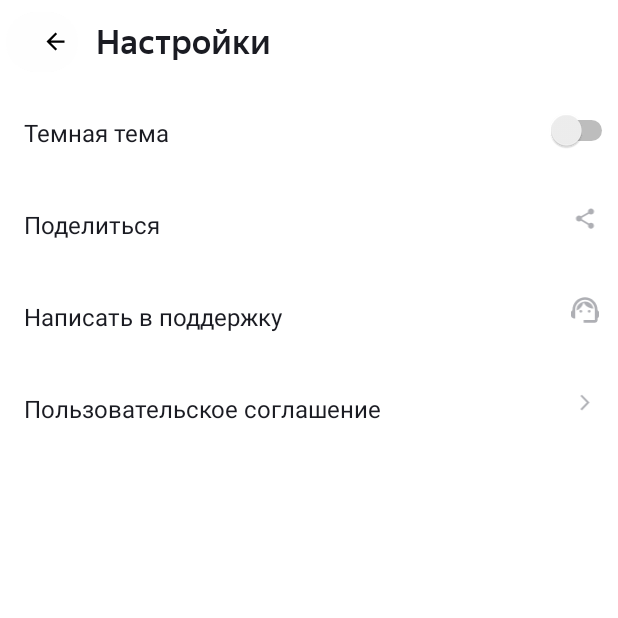
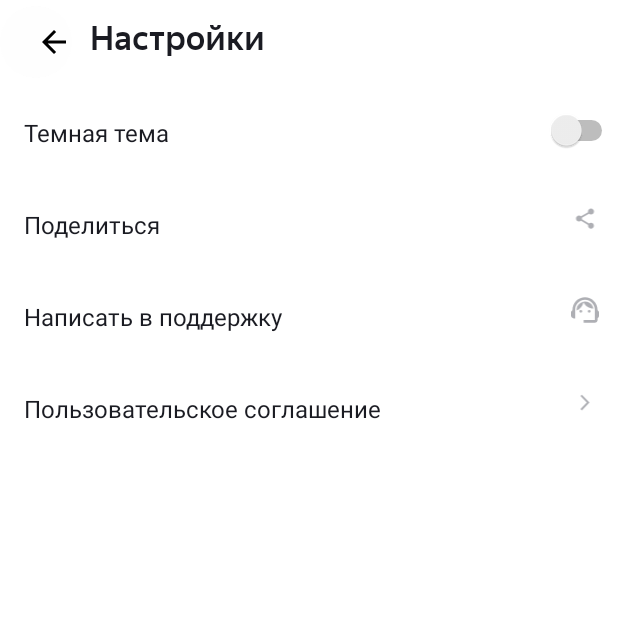
Before and after one commit to darkelf007/PlaylistMaker, an Android app: the SettingsActivity screen opened directly, with no data from a screen before it, on a phone screen of 412 x 824 dp, the top half of it. Run offline under Robolectric (Android 15) with nearby library versions, the phone set to English and light mode, and no system bars.

Commit message:
08.01.2024

```diff
--- a/app/src/main/res/layout/activity_main.xml
+++ b/app/src/main/res/layout/activity_main.xml
@@ -36,9 +36,9 @@
         android:id="@+id/button_search"
         android:layout_width="match_parent"
         android:layout_height="wrap_content"
-        android:layout_marginStart="@dimen/layout_margin_padding_16"
-        android:layout_marginTop="@dimen/layout_margin_padding_16"
-        android:layout_marginEnd="@dimen/layout_margin_padding_16"
+        android:layout_marginStart="@dimen/dp_16"
+        android:layout_marginTop="@dimen/dp_16"
+        android:layout_marginEnd="@dimen/dp_16"
         android:layout_weight="1"
         android:backgroundTint="@color/white"
         android:fontFamily="@font/yandexsanstextmedium"
@@ -46,7 +46,7 @@
         android:textAllCaps="false"
         android:textColor="@color/dark_blue"
         android:textSize="@dimen/medium_text_size"
-        app:cornerRadius="@dimen/layout_margin_padding_16"
+        app:cornerRadius="@dimen/dp_16"
         app:icon="@drawable/search"
         app:iconGravity="textStart"
         app:iconTint="@color/dark_blue" />
@@ -55,9 +55,9 @@
         android:id="@+id/button_media"
         android:layout_width="match_parent"
         android:layout_height="wrap_content"
-        android:layout_marginStart="@dimen/layout_margin_padding_16"
-        android:layout_marginTop="@dimen/layout_margin_padding_16"
-        android:layout_marginEnd="@dimen/layout_margin_padding_16"
+        android:layout_marginStart="@dimen/dp_16"
+        android:layout_marginTop="@dimen/dp_16"
+        android:layout_marginEnd="@dimen/dp_16"
         android:layout_weight="1"
         android:backgroundTint="@color/white"
         android:fontFamily="@font/yandexsanstextmedium"
@@ -66,7 +66,7 @@
         android:textColor="@color/dark_blue"
         android:textSize="@dimen/medium_text_size"
         android:textStyle="normal"
-        app:cornerRadius="@dimen/layout_margin_padding_16"
+        app:cornerRadius="@dimen/dp_16"
         app:icon="@drawable/media"
         app:iconGravity="textStart"
         app:iconTint="@color/dark_blue" />
@@ -75,9 +75,9 @@
         android:id="@+id/button_settings"
         android:layout_width="match_parent"
         android:layout_height="wrap_content"
-        android:layout_marginStart="@dimen/layout_margin_padding_16"
-        android:layout_marginTop="@dimen/layout_margin_padding_16"
-        android:layout_marginEnd="@dimen/layout_margin_padding_16"
+        android:layout_marginStart="@dimen/dp_16"
+        android:layout_marginTop="@dimen/dp_16"
+        android:layout_marginEnd="@dimen/dp_16"
         android:layout_marginBottom="28dp"
         android:layout_weight="1"
         android:backgroundTint="@color/white"
@@ -86,7 +86,7 @@
         android:textAllCaps="false"
         android:textColor="@color/dark_blue"
         android:textSize="@dimen/medium_text_size"
-        app:cornerRadius="@dimen/layout_margin_padding_16"
+        app:cornerRadius="@dimen/dp_16"
         app:icon="@drawable/settings"
         app:iconGravity="textStart"
         app:iconTint="@color/dark_blue" />
--- a/app/src/main/res/layout/activity_settings.xml
+++ b/app/src/main/res/layout/activity_settings.xml
@@ -1,73 +1,43 @@
 <?xml version="1.0" encoding="utf-8"?>
-<androidx.constraintlayout.widget.ConstraintLayout xmlns:android="http://schemas.android.com/apk/res/android"
-    xmlns:app="http://schemas.android.com/apk/res-auto"
+<LinearLayout xmlns:android="http://schemas.android.com/apk/res/android"
     xmlns:tools="http://schemas.android.com/tools"
     android:layout_width="match_parent"
     android:layout_height="match_parent"
-    tools:context=".SettingsActivity">
+    xmlns:app="http://schemas.android.com/apk/res-auto"
+    tools:context=".SettingsActivity"
+    android:background="@color/white"
+    android:orientation="vertical">
 
     <LinearLayout
         android:layout_width="match_parent"
-        android:layout_height="match_parent"
-        android:background="@color/white"
-        android:orientation="vertical">
-
-        <FrameLayout
-            android:layout_width="match_parent"
-            android:layout_height="56dp">
-
-            <FrameLayout
-                android:layout_width="match_parent"
-                android:layout_height="match_parent"
-                android:layout_marginStart="4dp"
-                android:layout_marginTop="4dp"
-                android:layout_marginEnd="52dp"
-                android:layout_marginBottom="4dp">
-
-                <LinearLayout
-                    android:layout_width="match_parent"
-                    android:layout_height="match_parent"
+        android:layout_height="56dp"
         android:orientation="horizontal">
 
         <Button
             android:id="@+id/button_backToMain"
             android:layout_width="48dp"
-                        android:layout_height="wrap_content"
+            android:layout_height="match_parent"
             android:backgroundTint="#FEFEFE"
             android:visibility="visible"
             app:icon="@drawable/arrow"
+            app:iconSize="24dp"
             app:iconTint="#000000"
             tools:outlineSpotShadowColor="#FEFEFE"
             tools:visibility="visible" />
-
-                    <FrameLayout
-                        android:layout_width="208dp"
-                        android:layout_height="wrap_content">
 
         <TextView
             android:id="@+id/textView2"
             android:layout_width="wrap_content"
             android:layout_height="wrap_content"
             android:layout_marginStart="12dp"
-                            android:layout_marginTop="10dp"
-                            android:layout_marginBottom="12dp"
+
+
             android:layout_weight="1"
             android:fontFamily="@font/yandexsanstextmedium"
-                            android:text="Настройки"
+            android:text="@string/settings"
             android:textColor="@color/dark_blue"
             android:textSize="22sp" />
-                    </FrameLayout>
-
-                    <FrameLayout
-                        android:layout_width="match_parent"
-                        android:layout_height="match_parent"
-                        android:layout_weight="1">
-
-                    </FrameLayout>
-
     </LinearLayout>
-            </FrameLayout>
-        </FrameLayout>
 
         <LinearLayout
             android:layout_width="match_parent"
@@ -76,12 +46,12 @@
 
             <TextView
                 android:id="@+id/textView4"
-                android:layout_width="84dp"
+                android:layout_width="@dimen/dp_0"
                 android:layout_height="match_parent"
-                android:layout_marginStart="16dp"
+                android:layout_marginStart="@dimen/dp_16"
                 android:layout_marginTop="21dp"
                 android:layout_weight="1"
-                android:text="Темная тема"
+                android:text="@string/dark_theme"
                 android:textColor="@color/dark_blue"
                 android:textSize="@dimen/small_text_size"
                 tools:fontFamily="@font/yandexsanstextmedium" />
@@ -89,23 +59,25 @@
             <Switch
                 android:id="@+id/switch3"
                 android:layout_width="56dp"
-                android:layout_height="match_parent" />
+                android:layout_height="match_parent"
+                tools:ignore="UseSwitchCompatOrMaterialXml" />
 
         </LinearLayout>
 
         <LinearLayout
             android:layout_width="match_parent"
             android:layout_height="61dp"
-            android:orientation="horizontal">
+            android:orientation="horizontal"
+            tools:ignore="UseCompoundDrawables">
 
             <TextView
                 android:id="@+id/textView8"
-                android:layout_width="84dp"
+                android:layout_width="@dimen/dp_0"
                 android:layout_height="match_parent"
-                android:layout_marginStart="16dp"
+                android:layout_marginStart="@dimen/dp_16"
                 android:layout_marginTop="21dp"
                 android:layout_weight="1"
-                android:text="Поделиться"
+                android:text="@string/to_share"
                 android:textColor="@color/dark_blue"
                 android:textSize="@dimen/small_text_size"
                 tools:fontFamily="@font/yandexsanstextmedium" />
@@ -123,16 +95,17 @@
         <LinearLayout
             android:layout_width="match_parent"
             android:layout_height="61dp"
-            android:orientation="horizontal">
+            android:orientation="horizontal"
+            tools:ignore="UseCompoundDrawables">
 
             <TextView
                 android:id="@+id/textView9"
-                android:layout_width="84dp"
+                android:layout_width="@dimen/dp_0"
                 android:layout_height="match_parent"
-                android:layout_marginStart="16dp"
+                android:layout_marginStart="@dimen/dp_16"
                 android:layout_marginTop="21dp"
                 android:layout_weight="1"
-                android:text="Написать в поддержку"
+                android:text="@string/write_to_support"
                 android:textColor="@color/dark_blue"
                 android:textSize="@dimen/small_text_size"
                 tools:fontFamily="@font/yandexsanstextmedium" />
@@ -150,16 +123,17 @@
         <LinearLayout
             android:layout_width="match_parent"
             android:layout_height="61dp"
-            android:orientation="horizontal">
+            android:orientation="horizontal"
+            tools:ignore="UseCompoundDrawables">
 
             <TextView
                 android:id="@+id/textView10"
-                android:layout_width="84dp"
+                android:layout_width="@dimen/dp_0"
                 android:layout_height="match_parent"
-                android:layout_marginStart="16dp"
+                android:layout_marginStart="@dimen/dp_16"
                 android:layout_marginTop="21dp"
                 android:layout_weight="1"
-                android:text="Пользовательское соглашение"
+                android:text="@string/user_areement"
                 android:textColor="@color/dark_blue"
                 android:textSize="@dimen/small_text_size"
                 tools:fontFamily="@font/yandexsanstextmedium" />
@@ -174,4 +148,3 @@
 
         </LinearLayout>
     </LinearLayout>
-</androidx.constraintlayout.widget.ConstraintLayout>
--- a/app/src/main/res/values/dimens.xml
+++ b/app/src/main/res/values/dimens.xml
@@ -2,5 +2,7 @@
 <resources>
     <dimen name="medium_text_size">22sp</dimen>
     <dimen name="small_text_size">16sp</dimen>
-    <dimen name="layout_margin_padding_16">16dp</dimen>
+    <dimen name="dp_16">16dp</dimen>
+    <dimen name="dp_84">84dp</dimen>
+    <dimen name="dp_0">0dp</dimen>
 </resources>
--- a/app/src/main/res/values/strings.xml
+++ b/app/src/main/res/values/strings.xml
@@ -3,4 +3,8 @@
     <string name="search">Поиск</string>
     <string name="media">Медиатека</string>
     <string name="settings">Настройки</string>
+    <string name="dark_theme">Темная тема</string>
+    <string name="to_share">Поделиться</string>
+    <string name="write_to_support">Написать в поддержку</string>
+    <string name="user_areement">Пользовательское соглашение</string>
 </resources>
```
Lines whose indentation alone changed are shown as unchanged.
